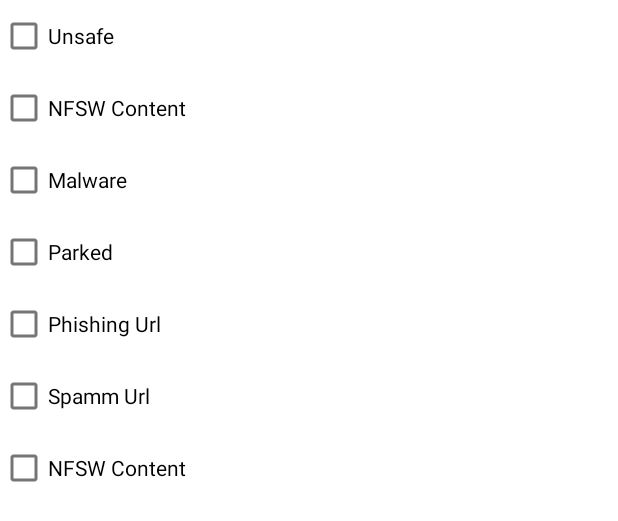
After one commit to kirthikalikar/HawkEye, an Android app: the layout report_url_data.xml on its own in the app's theme, with its tools: preview values and no code run, on a phone screen of 412 x 824 dp. The commit adds this screen. Shown: the top 521 px of the screen. Run offline under Robolectric (Android 15) with nearby library versions, the phone set to English and light mode, and no system bars.

Commit message:
added code for report url

```diff
--- /dev/null
+++ b/app/src/main/java/com/example/virtualtrafficlightsurlverifier/model/reportedUrlsModel.kt
@@ -0,0 +1,3 @@
+package com.example.virtualtrafficlightsurlverifier.model
+
+data class reportedUrlsModel(val url: String, val unsafe: Boolean, val adult: Boolean, val malware: Boolean, val parking: Boolean, val phishing: Boolean, val spamming: Boolean, val suspicious: Boolean)
--- a/app/src/main/java/com/example/virtualtrafficlightsurlverifier/model/urlInfo.kt
+++ /dev/null
@@ -1,3 +0,0 @@
-package com.example.virtualtrafficlightsurlverifier.model
-
-data class urlInfo(val url: String, val success: String, val unsafe: String, val risk_score: String, val adult: String, val malware: String, val parking: String, val phishing: String, val spamming: String, val suspicious: String)
--- /dev/null
+++ b/app/src/main/java/com/example/virtualtrafficlightsurlverifier/model/urlInfoModel.kt
@@ -0,0 +1,3 @@
+package com.example.virtualtrafficlightsurlverifier.model
+
+data class urlInfoModel(val url: String, val success: String, val unsafe: String, val risk_score: String, val adult: String, val malware: String, val parking: String, val phishing: String, val spamming: String, val suspicious: String)
--- /dev/null
+++ b/app/src/main/res/layout/report_url_data.xml
@@ -0,0 +1,63 @@
+<?xml version="1.0" encoding="utf-8"?>
+<androidx.constraintlayout.widget.ConstraintLayout xmlns:android="http://schemas.android.com/apk/res/android"
+    xmlns:app="http://schemas.android.com/apk/res-auto"
+    xmlns:tools="http://schemas.android.com/tools"
+    android:layout_width="match_parent"
+    android:layout_height="match_parent">
+
+    <CheckBox
+        android:id="@+id/unSafeCb"
+        android:layout_width="wrap_content"
+        android:layout_height="wrap_content"
+        android:text="Unsafe"
+        app:layout_constraintStart_toStartOf="parent"
+        app:layout_constraintTop_toTopOf="parent" />
+
+    <CheckBox
+        android:id="@+id/adultCb"
+        android:layout_width="wrap_content"
+        android:layout_height="wrap_content"
+        android:text="NFSW Content"
+        app:layout_constraintStart_toStartOf="parent"
+        app:layout_constraintTop_toBottomOf="@+id/unSafeCb" />
+
+    <CheckBox
+        android:id="@+id/malwareCb"
+        android:layout_width="wrap_content"
+        android:layout_height="wrap_content"
+        android:text="Malware"
+        app:layout_constraintStart_toStartOf="parent"
+        app:layout_constraintTop_toBottomOf="@+id/adultCb" />
+
+    <CheckBox
+        android:id="@+id/parkingCb"
+        android:layout_width="wrap_content"
+        android:layout_height="wrap_content"
+        android:text="Parked"
+        app:layout_constraintStart_toStartOf="parent"
+        app:layout_constraintTop_toBottomOf="@+id/malwareCb" />
+
+    <CheckBox
+        android:id="@+id/phishingCb"
+        android:layout_width="wrap_content"
+        android:layout_height="wrap_content"
+        android:text="Phishing Url"
+        app:layout_constraintStart_toStartOf="parent"
+        app:layout_constraintTop_toBottomOf="@+id/parkingCb" />
+
+    <CheckBox
+        android:id="@+id/spammingCb"
+        android:layout_width="wrap_content"
+        android:layout_height="wrap_content"
+        android:text="Spamm Url"
+        app:layout_constraintStart_toStartOf="parent"
+        app:layout_constraintTop_toBottomOf="@+id/phishingCb" />
+
+    <CheckBox
+        android:id="@+id/suspiciousCb"
+        android:layout_width="wrap_content"
+        android:layout_height="wrap_content"
+        android:text="NFSW Content"
+        app:layout_constraintStart_toStartOf="parent"
+        app:layout_constraintTop_toBottomOf="@+id/spammingCb" />
+</androidx.constraintlayout.widget.ConstraintLayout>
```
Also changed, not shown: app/src/main/java/com/example/virtualtrafficlightsurlverifier/fragments/GetUrlFragment.kt (+6 -4 lines), app/src/main/java/com/example/virtualtrafficlightsurlverifier/fragments/UrlAnalysisFragment.kt (+45 -2 lines), app/src/main/res/layout/fragment_url_analysis.xml (+13 -0 lines).
